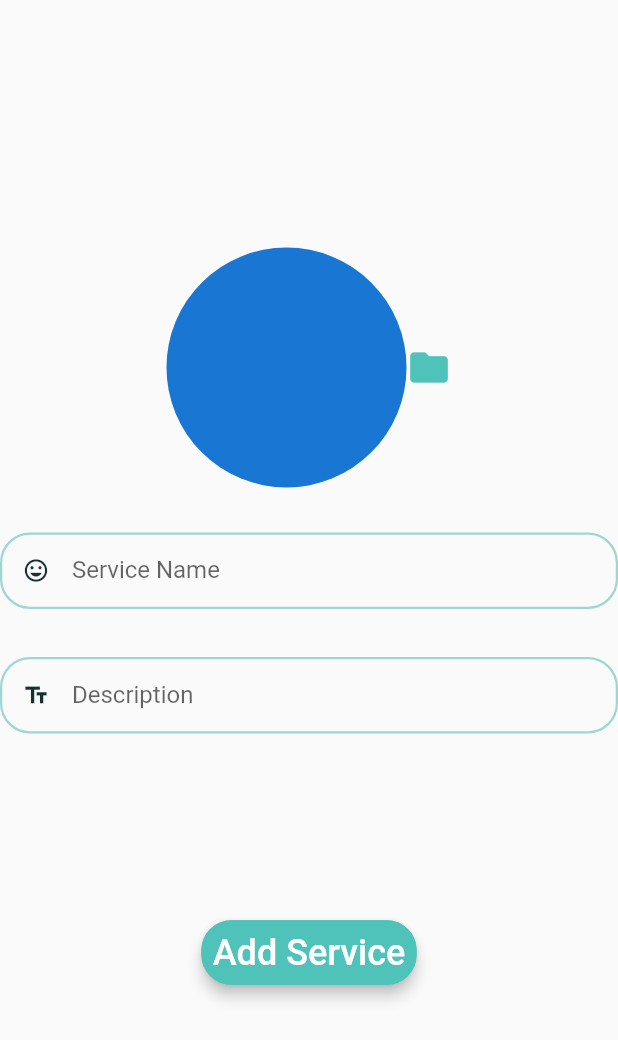
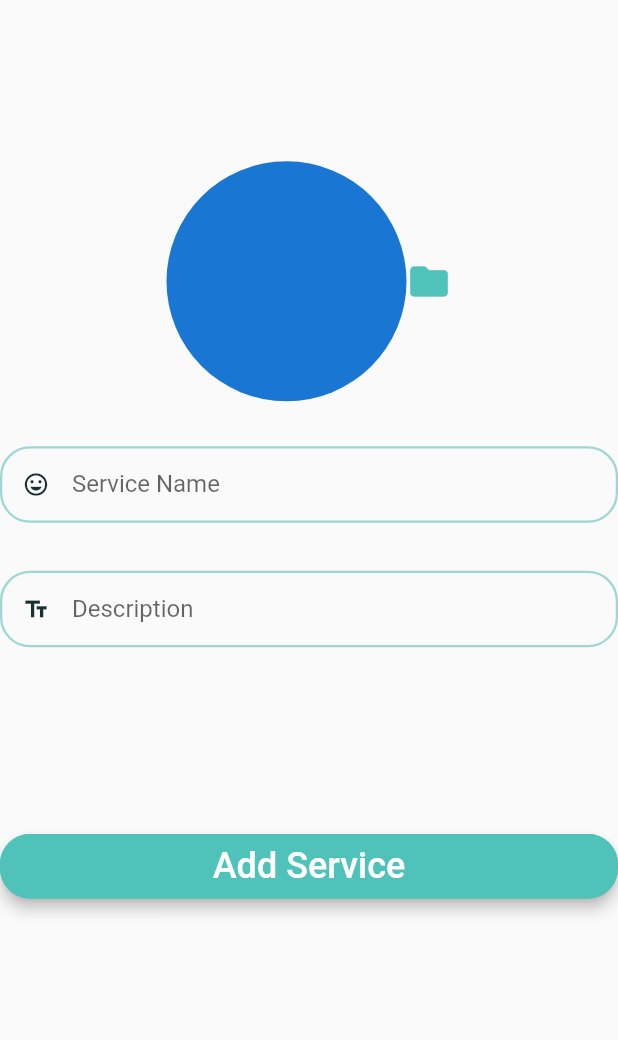
Before and after one commit to Basharalsayyed2000/ServiceProvider, a Flutter app: the AddService screen opened by its route, on a phone screen of 412 x 824 dp. Shown: the top 1040 px of the screen. Run offline on Flutter 3.47's test engine with Material 2 defaults, Android fonts, the phone set to English and light mode, and no system bars; our stand-ins replace cloud_firestore, datetime_picker_formfield, firebase_auth, firebase_storage, flutter_progress_hud, geocoding and 4 more; missing offline and left inert: image_downloader; accounts and stored records are empty.

Commit message:
Update AddServices.dart

```diff
--- a/lib/Screens/Admin/AddServices.dart
+++ b/lib/Screens/Admin/AddServices.dart
@@ -32,9 +32,10 @@ class _AddServiceState extends State<AddService> {
     return Scaffold(
       body: Form(
         key: _globalKey,
-        child: Column(
-          mainAxisAlignment: MainAxisAlignment.center,
+        child: ListView(
+         // mainAxisAlignment: MainAxisAlignment.center,
           children: <Widget>[
+            SizedBox(height:MediaQuery.of(context).size.height * 0.1305 ,),
             Row(
               children: <Widget>[
                 CircleAvatar(
```
